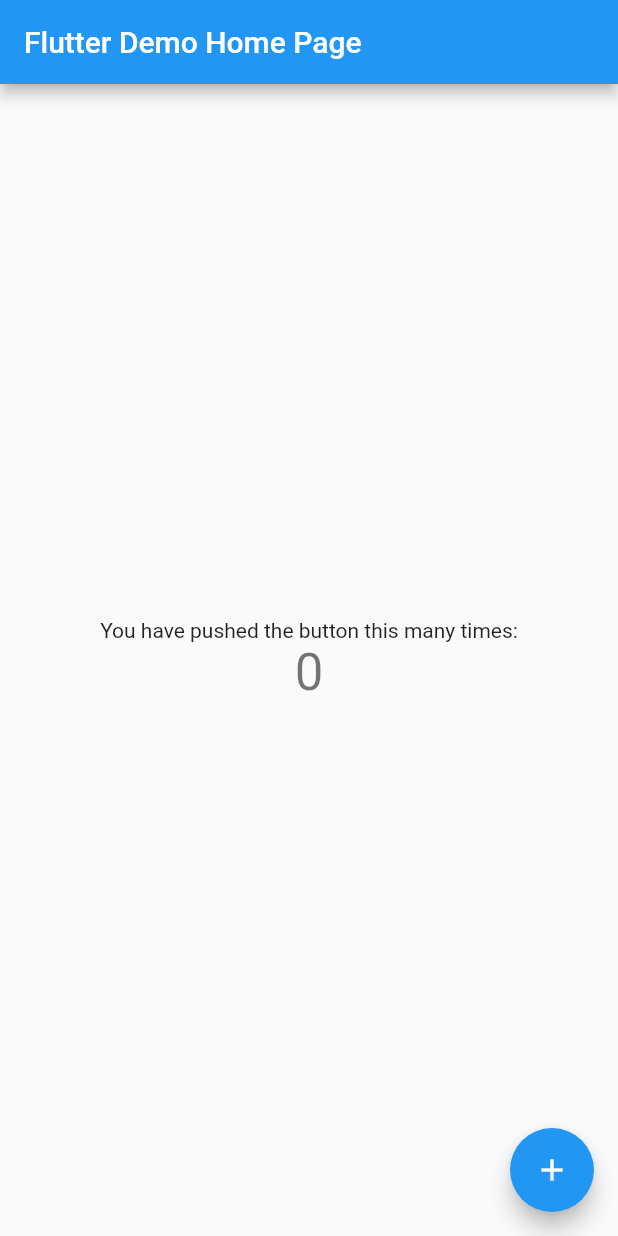
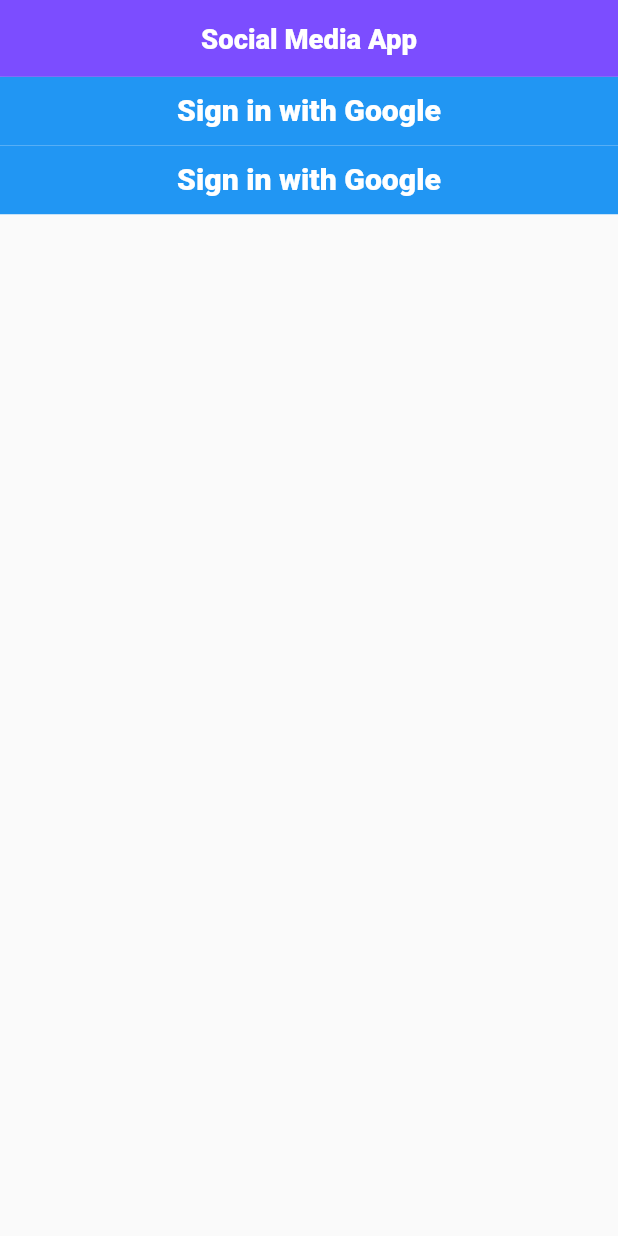
Before and after one commit to Paolo-sys-ux/social_media_app, a Flutter app: the screen it shows after launch, on a phone screen of 412 x 824 dp. Run offline on Flutter 3.47's test engine with Material 2 defaults, Android fonts, the phone set to English and light mode, and no system bars; our stand-ins replace firebase_auth, firebase_core, google_sign_in, responsive_framework; missing offline and left inert: flutter_facebook_auth; accounts and stored records are empty; Roboto replaces fonts that are missing (Manrope).

Commit message:
added changes

```diff
--- /dev/null
+++ b/social_media_app/lib/constants/style.dart
@@ -0,0 +1,13 @@
+import 'package:flutter/material.dart';
+
+final kTextButton = TextStyle(
+  fontFamily: 'Manrope',
+  color: Colors.black,
+  fontWeight: FontWeight.w800,
+);
+
+final kAppbarTitle = TextStyle(
+  fontFamily: 'Manrope',
+  color: Colors.white,
+  fontWeight: FontWeight.w800,
+);
--- a/social_media_app/lib/main.dart
+++ b/social_media_app/lib/main.dart
@@ -1,117 +1,44 @@
+import 'package:firebase_core/firebase_core.dart';
 import 'package:flutter/material.dart';
+import 'package:responsive_framework/responsive_framework.dart';
+import 'package:social_media_app/screen/home/home.dart';
+import 'package:social_media_app/screen/signin/signin.dart';
 
-void main() {
+void main() async {
+  WidgetsFlutterBinding.ensureInitialized();
+  await Firebase.initializeApp();
   runApp(MyApp());
 }
 
 class MyApp extends StatelessWidget {
-  // This widget is the root of your application.
   @override
   Widget build(BuildContext context) {
     return MaterialApp(
-      title: 'Flutter Demo',
+      initialRoute: '/',
+      routes: {
+        '/signup': (context) => SignIn(),
+        '/home': (context) => Home(),
+      },
+      builder: (context, widget) => ResponsiveWrapper.builder(
+        BouncingScrollWrapper.builder(context, widget),
+        maxWidth: 1200,
+        minWidth: 450,
+        defaultScale: true,
+        breakpoints: [
+          ResponsiveBreakpoint.resize(450, name: MOBILE),
+          ResponsiveBreakpoint.autoScale(800, name: TABLET),
+          ResponsiveBreakpoint.autoScale(1000, name: TABLET),
+          ResponsiveBreakpoint.resize(1200, name: DESKTOP),
+          ResponsiveBreakpoint.autoScale(2460, name: "4K"),
+        ],
+      ),
+      debugShowCheckedModeBanner: false,
+      title: 'Blog App',
       theme: ThemeData(
-        // This is the theme of your application.
-        //
-        // Try running your application with "flutter run". You'll see the
-        // application has a blue toolbar. Then, without quitting the app, try
-        // changing the primarySwatch below to Colors.green and then invoke
-        // "hot reload" (press "r" in the console where you ran "flutter run",
-        // or simply save your changes to "hot reload" in a Flutter IDE).
-        // Notice that the counter didn't reset back to zero; the application
-        // is not restarted.
         primarySwatch: Colors.blue,
-        // This makes the visual density adapt to the platform that you run
-        // the app on. For desktop platforms, the controls will be smaller and
-        // closer together (more dense) than on mobile platforms.
         visualDensity: VisualDensity.adaptivePlatformDensity,
       ),
-      home: MyHomePage(title: 'Flutter Demo Home Page'),
+      home: SignIn(),
     );
   }
 }
-
-class MyHomePage extends StatefulWidget {
-  MyHomePage({Key key, this.title}) : super(key: key);
-
-  // This widget is the home page of your application. It is stateful, meaning
-  // that it has a State object (defined below) that contains fields that affect
-  // how it looks.
-
-  // This class is the configuration for the state. It holds the values (in this
-  // case the title) provided by the parent (in this case the App widget) and
-  // used by the build method of the State. Fields in a Widget subclass are
-  // always marked "final".
-
-  final String title;
-
-  @override
-  _MyHomePageState createState() => _MyHomePageState();
-}
-
-class _MyHomePageState extends State<MyHomePage> {
-  int _counter = 0;
-
-  void _incrementCounter() {
-    setState(() {
-      // This call to setState tells the Flutter framework that something has
-      // changed in this State, which causes it to rerun the build method below
-      // so that the display can reflect the updated values. If we changed
-      // _counter without calling setState(), then the build method would not be
-      // called again, and so nothing would appear to happen.
-      _counter++;
-    });
-  }
-
-  @override
-  Widget build(BuildContext context) {
-    // This method is rerun every time setState is called, for instance as done
-    // by the _incrementCounter method above.
-    //
-    // The Flutter framework has been optimized to make rerunning build methods
-    // fast, so that you can just rebuild anything that needs updating rather
-    // than having to individually change instances of widgets.
-    return Scaffold(
-      appBar: AppBar(
-        // Here we take the value from the MyHomePage object that was created by
-        // the App.build method, and use it to set our appbar title.
-        title: Text(widget.title),
-      ),
-      body: Center(
-        // Center is a layout widget. It takes a single child and positions it
-        // in the middle of the parent.
-        child: Column(
-          // Column is also a layout widget. It takes a list of children and
-          // arranges them vertically. By default, it sizes itself to fit its
-          // children horizontally, and tries to be as tall as its parent.
-          //
-          // Invoke "debug painting" (press "p" in the console, choose the
-          // "Toggle Debug Paint" action from the Flutter Inspector in Android
-          // Studio, or the "Toggle Debug Paint" command in Visual Studio Code)
-          // to see the wireframe for each widget.
-          //
-          // Column has various properties to control how it sizes itself and
-          // how it positions its children. Here we use mainAxisAlignment to
-          // center the children vertically; the main axis here is the vertical
-          // axis because Columns are vertical (the cross axis would be
-          // horizontal).
-          mainAxisAlignment: MainAxisAlignment.center,
-          children: <Widget>[
-            Text(
-              'You have pushed the button this many times:',
-            ),
-            Text(
-              '$_counter',
-              style: Theme.of(context).textTheme.headline4,
-            ),
-          ],
-        ),
-      ),
-      floatingActionButton: FloatingActionButton(
-        onPressed: _incrementCounter,
-        tooltip: 'Increment',
-        child: Icon(Icons.add),
-      ), // This trailing comma makes auto-formatting nicer for build methods.
-    );
-  }
-}
--- /dev/null
+++ b/social_media_app/lib/screen/signin/signin.dart
@@ -0,0 +1,101 @@
+import 'package:firebase_auth/firebase_auth.dart';
+import 'package:flutter/material.dart';
+import 'package:social_media_app/constants/style.dart';
+import 'package:google_sign_in/google_sign_in.dart';
+import 'package:flutter_facebook_auth/flutter_facebook_auth.dart';
+
+class SignIn extends StatefulWidget {
+  @override
+  _SignInState createState() => _SignInState();
+}
+
+class _SignInState extends State<SignIn> {
+  Future<UserCredential> signInWithGoogle() async {
+    // Trigger the authentication flow
+    final GoogleSignInAccount googleUser = await GoogleSignIn().signIn();
+
+    try {
+      // Obtain the auth details from the request
+      final GoogleSignInAuthentication googleAuth =
+          await googleUser.authentication;
+
+      // Create a new credential
+      final GoogleAuthCredential credential = GoogleAuthProvider.credential(
+        accessToken: googleAuth.accessToken,
+        idToken: googleAuth.idToken,
+      );
+
+      // Once signed in, return the UserCredential
+      Navigator.pushNamed(context, '/home');
+      return await FirebaseAuth.instance.signInWithCredential(credential);
+    } catch (e) {
+      print(e);
+    }
+  }
+
+  // Future<UserCredential> signInWithFacebook() async {
+  //   // Trigger the sign-in flow
+  //   final LoginResult result = await FacebookAuth.instance.login();
+
+  //   // Create a credential from the access token
+  //   final FacebookAuthCredential facebookAuthCredential =
+  //       FacebookAuthProvider.credential(result.accessToken.token);
+
+  //   // Once signed in, return the UserCredential
+  //   return await FirebaseAuth.instance
+  //       .signInWithCredential(facebookAuthCredential);
+  // }
+
+  @override
+  Widget build(BuildContext context) {
+    return Scaffold(
+      appBar: AppBar(
+        centerTitle: true,
+        backgroundColor: Colors.deepPurpleAccent,
+        title: Text(
+          'Social Media App',
+          style: kTextButton.copyWith(color: Colors.white),
+        ),
+      ),
+      body: Container(),
+      bottomSheet: Column(
+        children: [
+          InkWell(
+            onTap: () {
+              signInWithGoogle();
+            },
+            child: Container(
+              width: double.infinity,
+              height: 50,
+              color: Colors.blue,
+              child: Center(
+                child: Text(
+                  'Sign in with Google',
+                  style:
+                      kTextButton.copyWith(color: Colors.white, fontSize: 22),
+                ),
+              ),
+            ),
+          ),
+          InkWell(
+            onTap: () {
+              //signInWithFacebook();
+            },
+            child: Container(
+              width: double.infinity,
+              height: 50,
+              color: Colors.blue,
+              child: Center(
+                child: Text(
+                  'Sign in with Google',
+                  style:
+                      kTextButton.copyWith(color: Colors.white, fontSize: 22),
+                ),
+              ),
+            ),
+          ),
+        ],
+      ),
+    );
+  }
+}
```
Also changed, not shown: social_media_app/lib/constants/navigation_bar.dart (added, +72 -0 lines), social_media_app/lib/screen/home/home.dart (added, +24 -0 lines), social_media_app/pubspec.yaml (+8 -0 lines), social_media_app/pubspec.lock, 4 other files.
